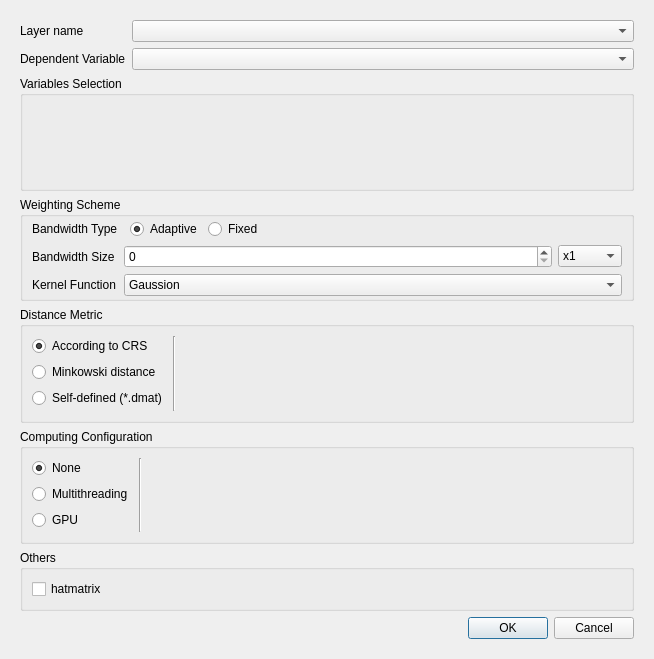
Before: the Qt Designer form src/gwmgtdroptionsdialog.ui in GWmodel-Lab/GWmodelS, drawn with Qt 5.
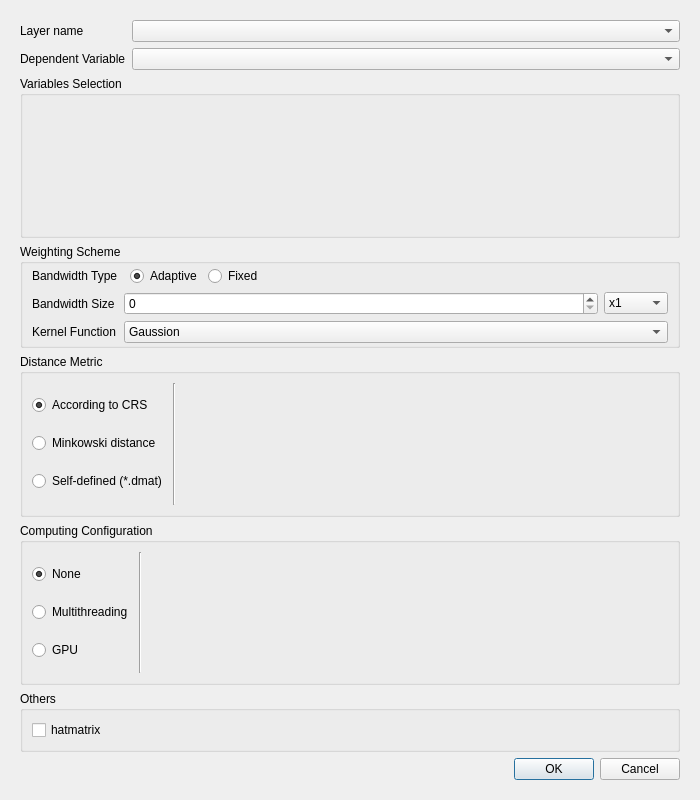
After: the same form once the commit is applied. Custom widgets are drawn as their Qt base class.

```diff
--- a/src/gwmgtdroptionsdialog.ui
+++ b/src/gwmgtdroptionsdialog.ui
@@ -6,8 +6,8 @@
    <rect>
     <x>0</x>
     <y>0</y>
-    <width>654</width>
-    <height>659</height>
+    <width>700</width>
+    <height>800</height>
    </rect>
   </property>
   <property name="windowTitle">
```
